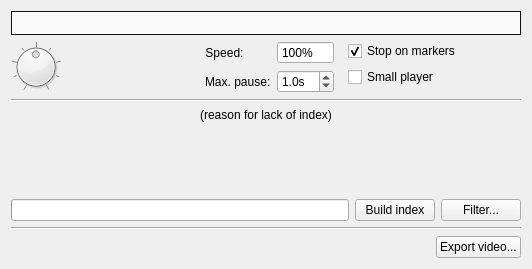
This is src/client/ui/playback.ui in drawpile/Drawpile as Qt 5 draws it before an edit. The edited form follows.
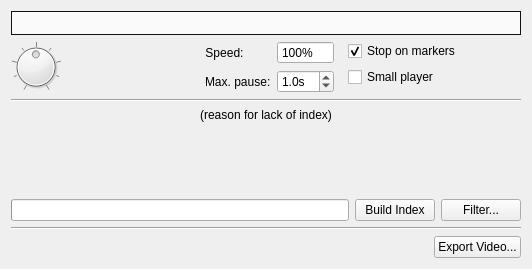
This is the edited form. Icons and pictures are not drawn. Custom widgets are drawn as their Qt base class.

Patch:
```diff
--- a/src/client/ui/playback.ui
+++ b/src/client/ui/playback.ui
@@ -305,7 +305,7 @@
          <item>
           <widget class="QPushButton" name="indexButton">
            <property name="text">
-            <string>Build index</string>
+            <string>Build Index</string>
            </property>
            <property name="autoDefault">
             <bool>false</bool>
@@ -653,7 +653,7 @@
        <item>
         <widget class="QPushButton" name="configureExportButton">
          <property name="text">
-          <string>Export video...</string>
+          <string>Export Video...</string>
          </property>
          <property name="autoDefault">
           <bool>false</bool>
```
Left out of the diff: 2 changed lines with no effect on the pictures.
